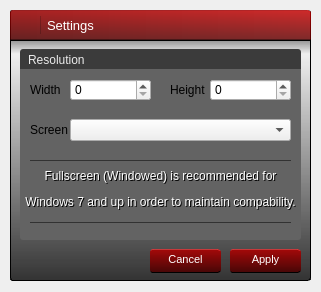
Old version of the form lhmp_browser/LHMP_Browser/settings.ui in the repository LHMPTeam/lhmp.
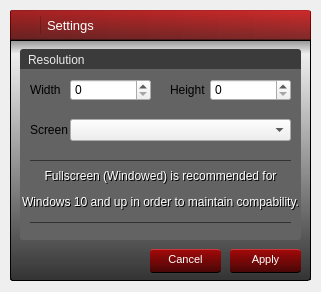
New version of the form. Icons and pictures are not drawn.

What changed in the file:
```diff
--- a/lhmp_browser/LHMP_Browser/settings.ui
+++ b/lhmp_browser/LHMP_Browser/settings.ui
@@ -1052,7 +1052,7 @@
        </rect>
       </property>
       <property name="text">
-       <string>&lt;html&gt;&lt;head/&gt;&lt;body&gt;&lt;p align=&quot;center&quot;&gt;&lt;span style=&quot; color:#000000;&quot;&gt;Fullscreen (Windowed) is recommended for&lt;/span&gt;&lt;/p&gt;&lt;p align=&quot;center&quot;&gt;&lt;span style=&quot; color:#000000;&quot;&gt;Windows 7 and up in order to maintain compability.&lt;/span&gt;&lt;/p&gt;&lt;/body&gt;&lt;/html&gt;</string>
+       <string>&lt;html&gt;&lt;head/&gt;&lt;body&gt;&lt;p align=&quot;center&quot;&gt;&lt;span style=&quot; color:#000000;&quot;&gt;Fullscreen (Windowed) is recommended for&lt;/span&gt;&lt;/p&gt;&lt;p align=&quot;center&quot;&gt;&lt;span style=&quot; color:#000000;&quot;&gt;Windows 10 and up in order to maintain compability.&lt;/span&gt;&lt;/p&gt;&lt;/body&gt;&lt;/html&gt;</string>
       </property>
      </widget>
      <widget class="Line" name="line_2">
@@ -1103,7 +1103,7 @@
        </rect>
       </property>
       <property name="text">
-       <string>&lt;html&gt;&lt;head/&gt;&lt;body&gt;&lt;p align=&quot;center&quot;&gt;&lt;span style=&quot; color:#ffffff;&quot;&gt;Fullscreen (Windowed) is recommended for&lt;/span&gt;&lt;/p&gt;&lt;p align=&quot;center&quot;&gt;&lt;span style=&quot; color:#ffffff;&quot;&gt;Windows 7 and up in order to maintain compability.&lt;/span&gt;&lt;/p&gt;&lt;/body&gt;&lt;/html&gt;</string>
+       <string>&lt;html&gt;&lt;head/&gt;&lt;body&gt;&lt;p align=&quot;center&quot;&gt;&lt;span style=&quot; color:#ffffff;&quot;&gt;Fullscreen (Windowed) is recommended for&lt;/span&gt;&lt;/p&gt;&lt;p align=&quot;center&quot;&gt;&lt;span style=&quot; color:#ffffff;&quot;&gt;Windows 10 and up in order to maintain compability.&lt;/span&gt;&lt;/p&gt;&lt;/body&gt;&lt;/html&gt;</string>
       </property>
      </widget>
     </widget>
```
